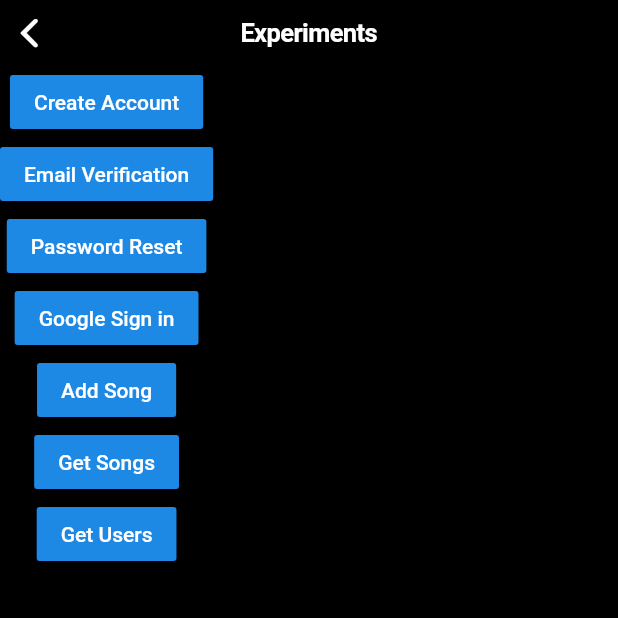
After one commit to CDSoftwaresJA/Halls-flutter-source, a Flutter app: the Test screen opened directly, after a tap on "Create Account", after a tap on "Password Reset", on a phone screen of 412 x 824 dp, the top half of it. The commit adds this screen. Run offline on Flutter 3.47's test engine with Material 2 defaults, Android fonts, the light colour scheme and no system bars; our stand-ins replace cached_network_image, cloud_firestore, file_picker, firebase_auth, flushbar, flutter_spinkit and 4 more; missing offline and left inert: audioplayer, sqlcool; accounts and stored records are empty; network calls fail.

Commit message:
Started experimenting with Google firebase

```diff
--- a/lib/pages/splash.dart
+++ b/lib/pages/splash.dart
@@ -2,6 +2,7 @@ import 'package:flutter/cupertino.dart';
 import 'package:flutter/material.dart';
 import 'package:flutter_spinkit/flutter_spinkit.dart';
 import 'package:hallsmusic/settings/login.dart';
+import 'package:hallsmusic/test.dart';
 import 'package:hallsmusic/utils/appbar.dart';
 
 import '../main.dart';
@@ -43,6 +44,7 @@ class _SplashScreenState extends State<SplashScreen> {
                 Navigator.push(
                     context, CupertinoPageRoute(builder: (context) => Login()));
               },
+
             ),
           ],
         ),
--- a/lib/settings/login.dart
+++ b/lib/settings/login.dart
@@ -1,4 +1,5 @@
 import 'package:flutter/material.dart';
+import 'package:google_sign_in/google_sign_in.dart';
 import 'package:hallsmusic/utils/toasts.dart';
 import 'package:http/http.dart';
 import 'package:shared_preferences/shared_preferences.dart';
@@ -7,6 +8,7 @@ import '../utils/links.dart';
 import '../utils/rq.dart';
 import 'createaccount.dart';
 import 'package:flutter/cupertino.dart';
+
 
 class Login extends StatelessWidget {
   TextEditingController username = TextEditingController(),
@@ -72,6 +74,7 @@ class Login extends StatelessWidget {
                           CupertinoPageRoute(
                               builder: (context) => CreateAccount()));
                     },
+
                   ),
                 ],
               ))),
@@ -87,7 +90,8 @@ class Login extends StatelessWidget {
     int statusCode = response
         .statusCode; // this API passes back the id of the new item added to the body
     //showToast(response.body);
-    if (response.body == 'success') {
+    if (response.body == 'Admin'||response.body == 'User'||response.body == 'Artiste'||response.body == 'Producer') {
+      prefs.setString("type", response.body);
       prefs.setString('username', username.text);
       prefs.setString('password', password.text);
       showToast('Login Successful', context);
--- /dev/null
+++ b/lib/test.dart
@@ -0,0 +1,132 @@
+import 'package:cloud_firestore/cloud_firestore.dart';
+import 'package:firebase_auth/firebase_auth.dart';
+import 'package:flutter/cupertino.dart';
+import 'package:flutter/material.dart';
+import 'package:google_sign_in/google_sign_in.dart';
+import 'package:hallsmusic/utils/appbar.dart';
+import 'package:hallsmusic/utils/toasts.dart';
+
+class Test extends StatefulWidget{
+  @override
+  _TestState createState() => _TestState();
+}
+
+class _TestState extends State<Test> {
+   FirebaseAuth _auth = FirebaseAuth.instance;
+   GoogleSignIn googleSignIn = GoogleSignIn();
+
+  @override
+  Widget build(BuildContext context) {
+   _auth = FirebaseAuth.instance;
+   googleSignIn = GoogleSignIn();
+    // TODO: implement build
+    return CupertinoPageScaffold(
+      navigationBar: makeCupertinoAppBar("Experiments"),
+      child: SafeArea(child: Material(
+          color: backGroundColor(),
+          child: Column(children: <Widget>[
+            RaisedButton(
+              child: Text('Create Account'),
+              onPressed: () async {
+                createAccountEmailAndPassword('cduncan@konnexx.net','Damdog101');
+
+              },
+            ),
+            RaisedButton(
+              child: Text('Email Verification'),
+              onPressed: () async {
+                sendEmailVerification('cduncan@konnexx.net','Damdog101');
+
+              },
+            ),
+            RaisedButton(
+              child: Text('Password Reset'),
+              onPressed: () async {
+                resetPassword('cduncan@konnexx.net');
+
+              },
+            ),
+            RaisedButton(
+              child: Text('Google Sign in'),
+              onPressed: () async {
+               handleSignIn();
+              },
+            ),
+            RaisedButton(
+              child: Text('Add Song'),
+              onPressed: () async {
+                Firestore.instance.collection('songs').document()
+                    .setData({ 'email': 'email', 'genre': 'genre','name': 'name','picture': 'picture','song': 'song' });
+              },
+            ),
+            RaisedButton(
+              child: Text('Get Songs'),
+              onPressed: () async {
+                Firestore.instance
+                    .collection('songs')
+                    .where("name", isEqualTo: "name")
+                    .snapshots()
+                    .listen((data) =>
+                    data.documents.forEach((doc) => print(doc["email"])));
+              },
+            ),
+            RaisedButton(
+              child: Text('Get Users'),
+              onPressed: () async {
+                Firestore.instance
+                    .collection('users')
+                    .snapshots()
+                    .listen((data) =>
+                    data.documents.forEach((doc) => print(doc["username"])));
+              },
+            ),
+
+          ],)
+      ),),
+    );
+  }
+
+  resetPassword(String email) async {
+    _auth.sendPasswordResetEmail(email: email);
+  }
+
+  createAccountEmailAndPassword(String email,String password) async {
+    try {
+    final FirebaseUser user = (await _auth.createUserWithEmailAndPassword(
+    email:email,
+    password: password,
+    ))
+    .user;
+    user.sendEmailVerification();
+  } catch (error){
+  showToast(error.toString(), context);
+  }
+  }
+
+  sendEmailVerification(String email,String password) async {
+    try {
+      final FirebaseUser user = (await _auth.signInWithEmailAndPassword(
+        email:email,
+        password: password,
+      ))
+          .user;
+      user.sendEmailVerification();
+
+    } catch (error){
+      showToast(error.toString(), context);
+    }
+  }
+
+  Future<FirebaseUser> handleSignIn() async {
+    final GoogleSignInAccount googleUser = await googleSignIn.signIn();
+    final GoogleSignInAuthentication googleAuth = await googleUser.authentication;
+    final AuthCredential credential = GoogleAuthProvider.getCredential(
+      accessToken: googleAuth.accessToken,
+      idToken: googleAuth.idToken,
+    );
+
+    final FirebaseUser user = (await _auth.signInWithCredential(credential)).user;
+    print("signed in " + user.displayName);
+    return user;
+  }
+}
--- a/pubspec.yaml
+++ b/pubspec.yaml
@@ -17,7 +17,10 @@ environment:
   sdk: ">=2.1.0 <3.0.0"
 
 dependencies:
+  google_sign_in: ^4.4.0
+  firebase_auth: ^0.15.5+3
   flushbar: ^1.10.0
+  cloud_firestore: ^0.13.4+2
   cached_network_image: ^2.0.0
   sqlcool: ^4.3.1
   flutter_spinkit: "^4.1.2"
```
Also changed, not shown: lib/main.dart (+18 -7 lines), lib/panel.dart (+43 -34 lines), lib/settings/createaccount.dart (+18 -1 lines), lib/settings/settings.dart (+42 -8 lines), lib/settings/upload.dart (+6 -3 lines), lib/utils/musicplayer.dart (+16 -52 lines), lib/utils/slider.dart (added, +44 -0 lines), pubspec.lock, 3 other files.
